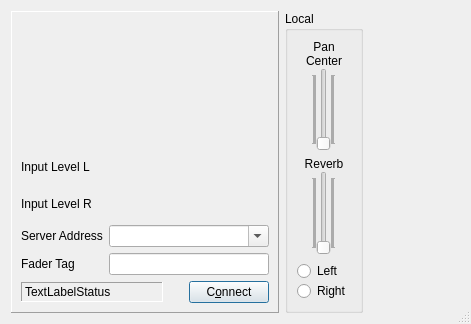
This is src/llconclientdlgbase.ui in jamulussoftware/jamulus as Qt 5 draws it before an edit. The edited form follows.
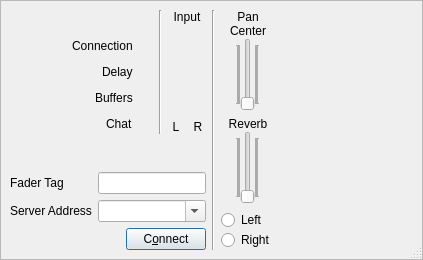
This is the edited form. Icons and pictures are not drawn. Custom widgets are drawn as their Qt base class.

Commit message: changed GUI design (removed status bar and introduced status LEDs), added "Fancy GUI Design" switch in settings dialog

```diff
--- a/src/llconclientdlgbase.ui
+++ b/src/llconclientdlgbase.ui
@@ -5,8 +5,8 @@
    <rect>
     <x>0</x>
     <y>0</y>
-    <width>471</width>
-    <height>324</height>
+    <width>423</width>
+    <height>260</height>
    </rect>
   </property>
   <property name="windowTitle" >
@@ -15,19 +15,45 @@
   <property name="windowIcon" >
    <iconset resource="resources.qrc" >:/png/main/res/mainicon.png</iconset>
   </property>
+  <property name="styleSheet" >
+   <string/>
+  </property>
   <property name="sizeGripEnabled" >
    <bool>true</bool>
   </property>
   <layout class="QHBoxLayout" >
+   <property name="leftMargin" >
+    <number>0</number>
+   </property>
+   <property name="topMargin" >
+    <number>0</number>
+   </property>
+   <property name="rightMargin" >
+    <number>0</number>
+   </property>
+   <property name="bottomMargin" >
+    <number>0</number>
+   </property>
    <item>
-    <widget class="QFrame" name="FrameMain" >
+    <widget class="QFrame" name="backgroundFrame" >
+     <property name="styleSheet" >
+      <string/>
+     </property>
      <property name="frameShape" >
-      <enum>QFrame::Panel</enum>
+      <enum>QFrame::StyledPanel</enum>
      </property>
      <property name="frameShadow" >
       <enum>QFrame::Raised</enum>
      </property>
+     <layout class="QHBoxLayout" >
+      <item>
      <layout class="QVBoxLayout" >
+        <item>
+         <layout class="QHBoxLayout" >
+          <item>
+           <layout class="QVBoxLayout" >
+            <item>
+             <layout class="QHBoxLayout" >
       <item>
        <widget class="QLabel" name="PixmapLabelCorrados" >
         <property name="sizePolicy" >
@@ -51,48 +77,341 @@
        </widget>
       </item>
       <item>
-       <layout class="QGridLayout" >
-        <item row="0" column="0" >
-         <widget class="QLabel" name="TextLabelInputLevelL" >
+               <spacer>
+                <property name="orientation" >
+                 <enum>Qt::Horizontal</enum>
+                </property>
+                <property name="sizeHint" >
+                 <size>
+                  <width>40</width>
+                  <height>20</height>
+                 </size>
+                </property>
+               </spacer>
+              </item>
+             </layout>
+            </item>
+            <item>
+             <layout class="QHBoxLayout" >
+              <item>
+               <spacer>
+                <property name="orientation" >
+                 <enum>Qt::Horizontal</enum>
+                </property>
+                <property name="sizeHint" >
+                 <size>
+                  <width>16</width>
+                  <height>20</height>
+                 </size>
+                </property>
+               </spacer>
+              </item>
+              <item>
+               <widget class="QLabel" name="TextLabelConnection" >
           <property name="text" >
-           <string>Input Level L</string>
-          </property>
+                 <string>Connection</string>
+                </property>
+                <property name="alignment" >
+                 <set>Qt::AlignLeading|Qt::AlignLeft|Qt::AlignVCenter</set>
+                </property>
           <property name="wordWrap" >
            <bool>false</bool>
           </property>
          </widget>
         </item>
-        <item row="0" column="1" >
+              <item>
+               <widget class="CMultiColorLED" native="1" name="LEDConnection" >
+                <property name="sizePolicy" >
+                 <sizepolicy vsizetype="Fixed" hsizetype="Fixed" >
+                  <horstretch>0</horstretch>
+                  <verstretch>0</verstretch>
+                 </sizepolicy>
+                </property>
+                <property name="minimumSize" >
+                 <size>
+                  <width>14</width>
+                  <height>14</height>
+                 </size>
+                </property>
+                <property name="maximumSize" >
+                 <size>
+                  <width>14</width>
+                  <height>14</height>
+                 </size>
+                </property>
+               </widget>
+              </item>
+             </layout>
+            </item>
+            <item>
+             <layout class="QHBoxLayout" >
+              <item>
+               <spacer>
+                <property name="orientation" >
+                 <enum>Qt::Horizontal</enum>
+                </property>
+                <property name="sizeHint" >
+                 <size>
+                  <width>16</width>
+                  <height>20</height>
+                 </size>
+                </property>
+               </spacer>
+              </item>
+              <item>
+               <widget class="QLabel" name="TextLabelDelay" >
+                <property name="text" >
+                 <string>Delay</string>
+                </property>
+                <property name="alignment" >
+                 <set>Qt::AlignLeading|Qt::AlignLeft|Qt::AlignVCenter</set>
+                </property>
+                <property name="wordWrap" >
+                 <bool>false</bool>
+                </property>
+               </widget>
+              </item>
+              <item>
+               <widget class="CMultiColorLED" native="1" name="LEDDelay" >
+                <property name="sizePolicy" >
+                 <sizepolicy vsizetype="Fixed" hsizetype="Fixed" >
+                  <horstretch>0</horstretch>
+                  <verstretch>0</verstretch>
+                 </sizepolicy>
+                </property>
+                <property name="minimumSize" >
+                 <size>
+                  <width>14</width>
+                  <height>14</height>
+                 </size>
+                </property>
+                <property name="maximumSize" >
+                 <size>
+                  <width>14</width>
+                  <height>14</height>
+                 </size>
+                </property>
+               </widget>
+              </item>
+             </layout>
+            </item>
+            <item>
+             <layout class="QHBoxLayout" >
+              <item>
+               <spacer>
+                <property name="orientation" >
+                 <enum>Qt::Horizontal</enum>
+                </property>
+                <property name="sizeHint" >
+                 <size>
+                  <width>16</width>
+                  <height>20</height>
+                 </size>
+                </property>
+               </spacer>
+              </item>
+              <item>
+               <widget class="QLabel" name="TextLabelBuffers" >
+                <property name="text" >
+                 <string>Buffers</string>
+                </property>
+                <property name="alignment" >
+                 <set>Qt::AlignLeading|Qt::AlignLeft|Qt::AlignVCenter</set>
+                </property>
+                <property name="wordWrap" >
+                 <bool>false</bool>
+                </property>
+               </widget>
+              </item>
+              <item>
+               <widget class="CMultiColorLED" native="1" name="LEDBuffers" >
+                <property name="sizePolicy" >
+                 <sizepolicy vsizetype="Fixed" hsizetype="Fixed" >
+                  <horstretch>0</horstretch>
+                  <verstretch>0</verstretch>
+                 </sizepolicy>
+                </property>
+                <property name="minimumSize" >
+                 <size>
+                  <width>14</width>
+                  <height>14</height>
+                 </size>
+                </property>
+                <property name="maximumSize" >
+                 <size>
+                  <width>14</width>
+                  <height>14</height>
+                 </size>
+                </property>
+               </widget>
+              </item>
+             </layout>
+            </item>
+            <item>
+             <layout class="QHBoxLayout" >
+              <item>
+               <spacer>
+                <property name="orientation" >
+                 <enum>Qt::Horizontal</enum>
+                </property>
+                <property name="sizeHint" >
+                 <size>
+                  <width>16</width>
+                  <height>20</height>
+                 </size>
+                </property>
+               </spacer>
+              </item>
+              <item>
+               <widget class="QLabel" name="TextLabelChat" >
+                <property name="text" >
+                 <string>Chat</string>
+                </property>
+                <property name="alignment" >
+                 <set>Qt::AlignLeading|Qt::AlignLeft|Qt::AlignVCenter</set>
+                </property>
+                <property name="wordWrap" >
+                 <bool>false</bool>
+                </property>
+               </widget>
+              </item>
+              <item>
+               <widget class="CMultiColorLED" native="1" name="LEDChat" >
+                <property name="sizePolicy" >
+                 <sizepolicy vsizetype="Fixed" hsizetype="Fixed" >
+                  <horstretch>0</horstretch>
+                  <verstretch>0</verstretch>
+                 </sizepolicy>
+                </property>
+                <property name="minimumSize" >
+                 <size>
+                  <width>14</width>
+                  <height>14</height>
+                 </size>
+                </property>
+                <property name="maximumSize" >
+                 <size>
+                  <width>14</width>
+                  <height>14</height>
+                 </size>
+                </property>
+               </widget>
+              </item>
+             </layout>
+            </item>
+           </layout>
+          </item>
+          <item>
+           <widget class="Line" name="line" >
+            <property name="orientation" >
+             <enum>Qt::Vertical</enum>
+            </property>
+           </widget>
+          </item>
+          <item>
+           <layout class="QVBoxLayout" >
+            <item>
+             <widget class="QLabel" name="TextInputLEDMeter" >
+              <property name="text" >
+               <string>Input</string>
+              </property>
+              <property name="alignment" >
+               <set>Qt::AlignCenter</set>
+              </property>
+             </widget>
+            </item>
+            <item>
+             <layout class="QHBoxLayout" >
+              <item>
          <widget class="CMultiColorLEDBar" native="1" name="MultiColorLEDBarInputLevelL" >
+                <property name="sizePolicy" >
+                 <sizepolicy vsizetype="Expanding" hsizetype="Preferred" >
+                  <horstretch>0</horstretch>
+                  <verstretch>0</verstretch>
+                 </sizepolicy>
+                </property>
           <property name="minimumSize" >
            <size>
-            <width>50</width>
-            <height>25</height>
+                  <width>16</width>
+                  <height>50</height>
            </size>
           </property>
          </widget>
         </item>
-        <item row="1" column="0" >
-         <widget class="QLabel" name="TextLabelInputLevelR" >
-          <property name="text" >
-           <string>Input Level R</string>
-          </property>
-          <property name="wordWrap" >
-           <bool>false</bool>
-          </property>
-         </widget>
-        </item>
-        <item row="1" column="1" >
+              <item>
          <widget class="CMultiColorLEDBar" native="1" name="MultiColorLEDBarInputLevelR" >
+                <property name="sizePolicy" >
+                 <sizepolicy vsizetype="Expanding" hsizetype="Preferred" >
+                  <horstretch>0</horstretch>
+                  <verstretch>0</verstretch>
+                 </sizepolicy>
+                </property>
           <property name="minimumSize" >
            <size>
-            <width>50</width>
-            <height>25</height>
+                  <width>16</width>
+                  <height>50</height>
            </size>
           </property>
          </widget>
         </item>
-        <item row="2" column="0" >
+             </layout>
+            </item>
+            <item>
+             <layout class="QHBoxLayout" >
+              <item>
+               <widget class="QLabel" name="TextLevelMeterLeft" >
+                <property name="text" >
+                 <string>L</string>
+                </property>
+                <property name="alignment" >
+                 <set>Qt::AlignCenter</set>
+                </property>
+               </widget>
+              </item>
+              <item>
+               <widget class="QLabel" name="TextLevelMeterRight" >
+                <property name="text" >
+                 <string>R</string>
+                </property>
+                <property name="alignment" >
+                 <set>Qt::AlignCenter</set>
+                </property>
+               </widget>
+              </item>
+             </layout>
+            </item>
+           </layout>
+          </item>
+         </layout>
+        </item>
+        <item>
+         <spacer>
+          <property name="orientation" >
+           <enum>Qt::Vertical</enum>
+          </property>
+          <property name="sizeHint" >
+           <size>
+            <width>20</width>
+            <height>21</height>
+           </size>
+          </property>
+         </spacer>
+        </item>
+        <item>
+         <layout class="QHBoxLayout" >
+          <item>
+           <layout class="QVBoxLayout" >
+            <item>
+             <widget class="QLabel" name="TextLabelServerTag" >
+              <property name="text" >
+               <string>Fader Tag</string>
+              </property>
+              <property name="wordWrap" >
+               <bool>false</bool>
+              </property>
+             </widget>
+            </item>
+            <item>
          <widget class="QLabel" name="TextLabelServerAddr" >
           <property name="text" >
            <string>Server Address</string>
@@ -102,134 +421,38 @@
           </property>
          </widget>
         </item>
-        <item row="2" column="1" >
+           </layout>
+          </item>
+          <item>
+           <layout class="QVBoxLayout" >
+            <item>
+             <widget class="QLineEdit" name="LineEditFaderTag" />
+            </item>
+            <item>
          <widget class="QComboBox" name="LineEditServerAddr" >
           <property name="editable" >
            <bool>true</bool>
           </property>
          </widget>
         </item>
-        <item row="3" column="0" >
-         <widget class="QLabel" name="TextLabelServerTag" >
-          <property name="text" >
-           <string>Fader Tag</string>
-          </property>
-          <property name="wordWrap" >
-           <bool>false</bool>
-          </property>
-         </widget>
-        </item>
-        <item row="3" column="1" >
-         <widget class="QLineEdit" name="LineEditFaderTag" />
-        </item>
-       </layout>
-      </item>
-      <item>
-       <spacer>
-        <property name="orientation" >
-         <enum>Qt::Vertical</enum>
-        </property>
-        <property name="sizeType" >
-         <enum>QSizePolicy::Minimum</enum>
-        </property>
-        <property name="sizeHint" >
-         <size>
-          <width>20</width>
-          <height>0</height>
-         </size>
-        </property>
-       </spacer>
-      </item>
+           </layout>
+          </item>
+         </layout>
+        </item>
       <item>
        <layout class="QHBoxLayout" >
-        <property name="spacing" >
-         <number>0</number>
-        </property>
         <item>
-         <layout class="QVBoxLayout" >
-          <property name="spacing" >
-           <number>0</number>
-          </property>
-          <item>
            <spacer>
             <property name="orientation" >
-             <enum>Qt::Vertical</enum>
+             <enum>Qt::Horizontal</enum>
             </property>
-            <property name="sizeType" >
-             <enum>QSizePolicy::Minimum</enum>
-            </property>
             <property name="sizeHint" >
              <size>
-              <width>168</width>
-              <height>0</height>
-             </size>
-            </property>
-           </spacer>
-          </item>
-          <item>
-           <layout class="QHBoxLayout" >
-            <property name="spacing" >
-             <number>3</number>
-            </property>
-            <property name="leftMargin" >
-             <number>0</number>
-            </property>
-            <property name="topMargin" >
-             <number>0</number>
-            </property>
-            <property name="rightMargin" >
-             <number>3</number>
-            </property>
-            <property name="bottomMargin" >
-             <number>0</number>
-            </property>
-            <item>
-             <widget class="QLabel" name="TextLabelStatus" >
-              <property name="sizePolicy" >
-               <sizepolicy vsizetype="Minimum" hsizetype="Expanding" >
-                <horstretch>0</horstretch>
-                <verstretch>0</verstretch>
-               </sizepolicy>
-              </property>
-              <property name="frameShape" >
-               <enum>QFrame::Panel</enum>
-              </property>
-              <property name="frameShadow" >
-               <enum>QFrame::Sunken</enum>
-              </property>
-              <property name="text" >
-               <string>TextLabelStatus</string>
-              </property>
-              <property name="wordWrap" >
-               <bool>false</bool>
-              </property>
-             </widget>
-            </item>
-            <item>
-             <widget class="CMultiColorLED" native="1" name="LEDOverallStatus" >
-              <property name="sizePolicy" >
-               <sizepolicy vsizetype="Fixed" hsizetype="Fixed" >
-                <horstretch>0</horstretch>
-                <verstretch>0</verstretch>
-               </sizepolicy>
-              </property>
-              <property name="minimumSize" >
-               <size>
-                <width>20</width>
+              <width>40</width>
                 <height>20</height>
                </size>
               </property>
-              <property name="maximumSize" >
-               <size>
-                <width>20</width>
-                <height>20</height>
-               </size>
-              </property>
-             </widget>
-            </item>
-           </layout>
-          </item>
-         </layout>
+           </spacer>
         </item>
         <item>
          <widget class="QPushButton" name="PushButtonConnect" >
@@ -244,13 +467,15 @@
        </layout>
       </item>
      </layout>
-    </widget>
    </item>
    <item>
-    <widget class="QGroupBox" name="groupBoxLocal" >
-     <property name="title" >
-      <string>Local</string>
-     </property>
+       <widget class="Line" name="line_2" >
+        <property name="orientation" >
+         <enum>Qt::Vertical</enum>
+        </property>
+       </widget>
+      </item>
+      <item>
      <layout class="QVBoxLayout" >
       <item>
        <layout class="QVBoxLayout" >
@@ -321,6 +546,11 @@
           </item>
           <item>
            <widget class="QSlider" name="SliderAudInFader" >
+              <property name="styleSheet" >
+               <string>
+
+    QSlider::handle { image: url(res/faderhandlesmall.png); }</string>
+              </property>
             <property name="pageStep" >
              <number>1</number>
             </property>
@@ -352,6 +582,8 @@
         </item>
        </layout>
       </item>
+        <item>
+         <layout class="QVBoxLayout" >
       <item>
        <layout class="QVBoxLayout" >
         <property name="spacing" >
@@ -467,7 +699,8 @@
        </layout>
       </item>
      </layout>
-    </widget>
+        </item>
+       </layout>
    </item>
    <item>
     <widget class="CAudioMixerBoard" native="1" name="MainMixerBoard" >
@@ -477,6 +710,9 @@
        <verstretch>0</verstretch>
       </sizepolicy>
      </property>
+       </widget>
+      </item>
+     </layout>
     </widget>
    </item>
   </layout>
```
Left out of the diff: 7 changed lines with no effect on the pictures. Lines whose indentation alone changed are shown as unchanged. The commit also changes 26 other files.
